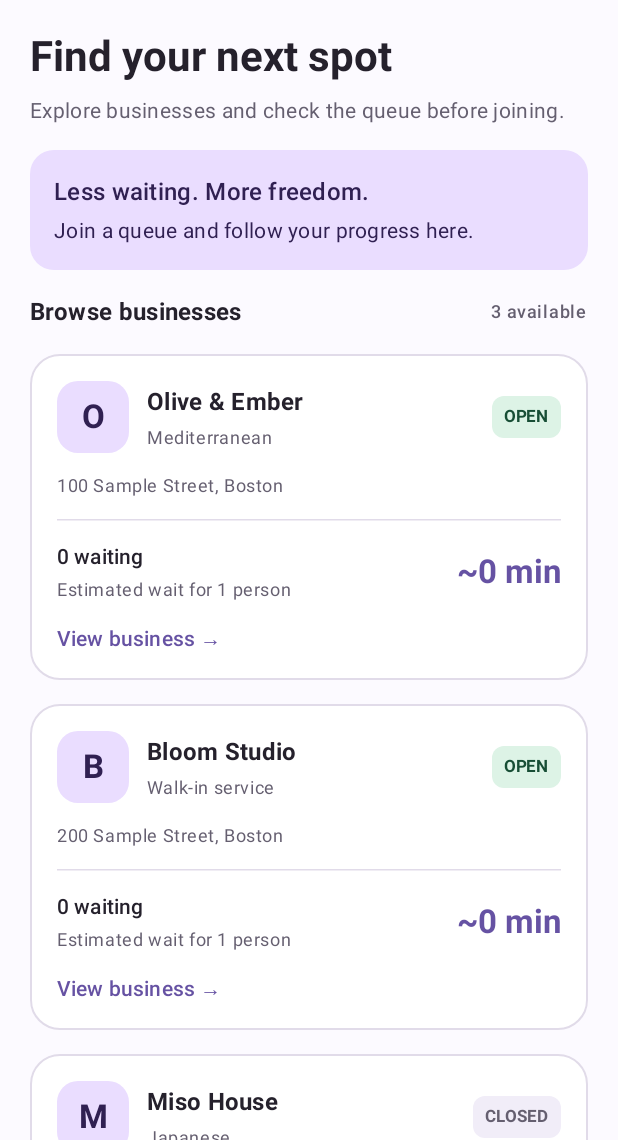
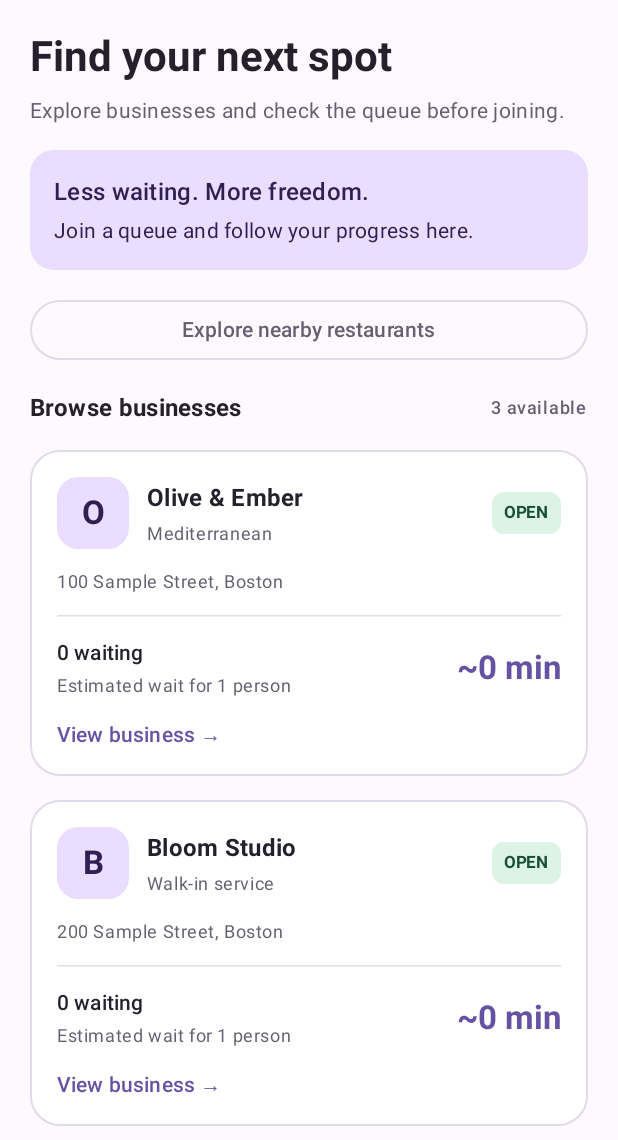
Before and after one commit to namz0516/CS501-NextIn, an Android app built with Jetpack Compose: the CustomerHomeScreen screen opened through its navigation route, on a phone screen of 412 x 824 dp, the part 96-1236 px from its top. Run offline under Robolectric (Android 15) with nearby library versions, the phone set to English and light mode, and no system bars; our stand-ins replace Room's generated code; 1 statement that could not run was skipped.

Commit message:
added live location for restaurant recommendations

```diff
--- a/app/src/main/java/com/example/nextin/MainActivity.kt
+++ b/app/src/main/java/com/example/nextin/MainActivity.kt
@@ -8,9 +8,7 @@ import androidx.compose.material3.Surface
 import androidx.compose.ui.Modifier
 import com.example.nextin.navigation.AppNavigation
 import com.example.nextin.ui.theme.NextInTheme
-import android.util.Log
 import com.google.android.libraries.places.api.Places
-import com.example.nextin.data.places.PlacesRepository
 
 class MainActivity : ComponentActivity() {
     override fun onCreate(savedInstanceState: Bundle?) {
@@ -23,30 +21,6 @@ class MainActivity : ComponentActivity() {
             )
         }
 
-        //temporary test
-        if (Places.isInitialized()) {
-            val repository = PlacesRepository(applicationContext)
-
-            repository.searchNearbyRestaurants(
-                //vancouver coordinates for now
-                latitude = 49.2827,
-                longitude = -123.1207,
-                onSuccess = { restaurants ->
-                    Log.d("NextInPlaces", "Found ${restaurants.size} restaurants")
-
-                    restaurants.forEach { restaurant ->
-                        Log.d(
-                            "NextInPlaces",
-                            "${restaurant.name} - ${restaurant.address}"
-                        )
-                    }
-                },
-                onFailure = { exception ->
-                    Log.e("NextInPlaces", "Search failed", exception)
-                }
-            )
-        }
-
         setContent {
             NextInTheme {
                 Surface(modifier = Modifier.fillMaxSize()) { AppNavigation() }
--- a/app/src/main/java/com/example/nextin/navigation/AppNavigation.kt
+++ b/app/src/main/java/com/example/nextin/navigation/AppNavigation.kt
@@ -24,6 +24,7 @@ object Routes {
     const val BUSINESS_DETAILS = "business/{businessId}"
     const val JOIN_QUEUE = "business/{businessId}/join"
     const val MY_QUEUE = "my_queue"
+    const val NEARBY = "nearby_restaurants"
 
     fun joinQueue(businessId: String): String {
         return "business/${Uri.encode(businessId)}/join"
--- a/app/src/main/java/com/example/nextin/navigation/CustomerNavGraph.kt
+++ b/app/src/main/java/com/example/nextin/navigation/CustomerNavGraph.kt
@@ -1,6 +1,7 @@
 package com.example.nextin.navigation
 
 import androidx.compose.runtime.LaunchedEffect
+import com.example.nextin.ui.recommendations.NearbyRestaurantsScreen
 import androidx.compose.runtime.getValue
 import androidx.lifecycle.compose.collectAsStateWithLifecycle
 import androidx.navigation.NavGraphBuilder
@@ -38,8 +39,13 @@ fun NavGraphBuilder.customerNavGraph(
                 navController.navigate(Routes.businessDetails(id))
             },
             onMyQueue = { openMyQueue() },
+            onNearbyRestaurants = { navController.navigate(Routes.NEARBY) },
             onBack = { navController.popBackStack() }
         )
+    }
+
+    composable(Routes.NEARBY) {
+        NearbyRestaurantsScreen(onBack = { navController.popBackStack() })
     }
 
     composable(
--- a/app/src/main/java/com/example/nextin/ui/customer/CustomerHomeScreen.kt
+++ b/app/src/main/java/com/example/nextin/ui/customer/CustomerHomeScreen.kt
@@ -24,6 +24,7 @@ fun CustomerHomeScreen(
     entries: List<QueueEntry>,
     onBusinessClick: (String) -> Unit,
     onMyQueue: () -> Unit,
+    onNearbyRestaurants: () -> Unit,
     onBack: () -> Unit
 ) {
     Scaffold(
@@ -96,6 +97,12 @@ fun CustomerHomeScreen(
                             color = MaterialTheme.colorScheme.onPrimaryContainer
                         )
                     }
+                }
+            }
+
+            item {
+                OutlinedButton(onClick = onNearbyRestaurants, modifier = Modifier.fillMaxWidth()) {
+                    Text("Explore nearby restaurants")
                 }
             }
 
```
Also changed, not shown: app/src/main/java/com/example/nextin/data/places/LocationProvider.kt (added, +32 -0 lines), app/src/main/java/com/example/nextin/data/places/RecommendationsPreferences.kt (added, +18 -0 lines), app/src/main/java/com/example/nextin/ui/recommendations/NearbyRestaurantsScreen.kt (added, +76 -0 lines), app/src/main/java/com/example/nextin/ui/recommendations/RecommendationsViewModel.kt (added, +51 -0 lines).
